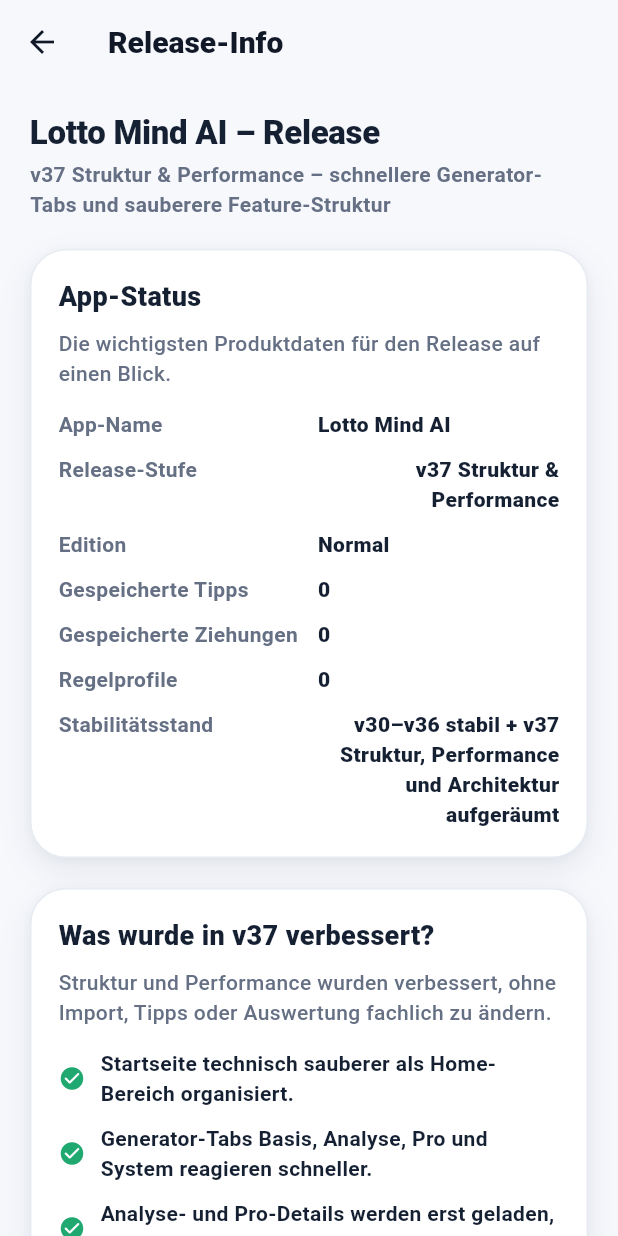
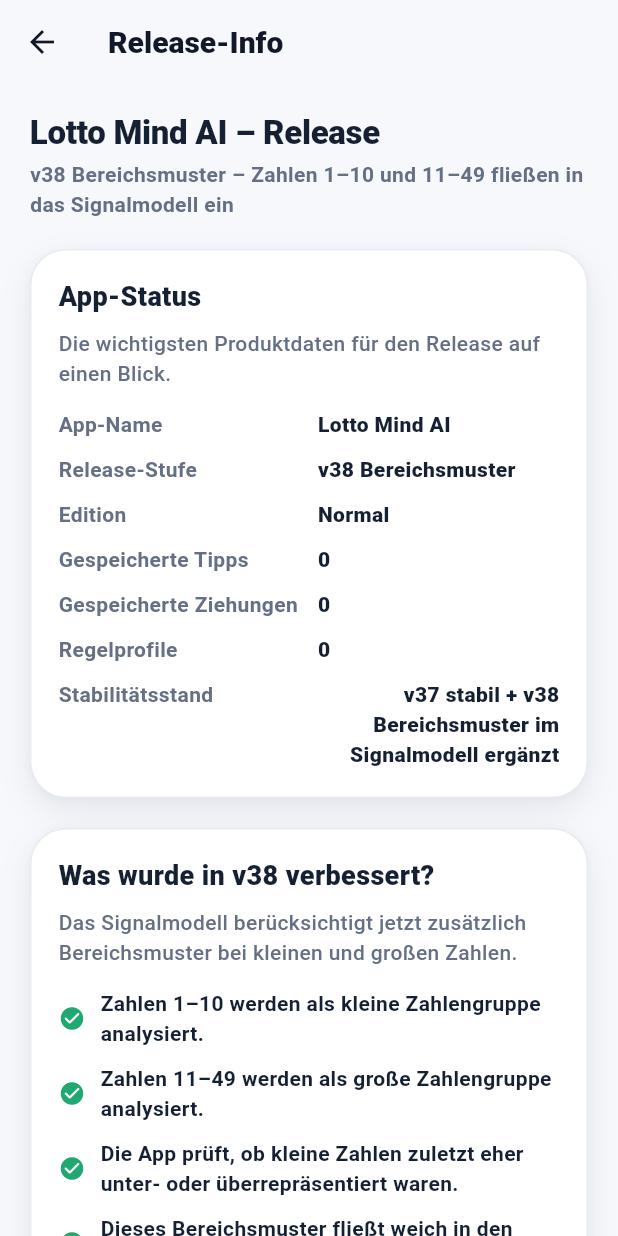
Before and after one commit to genti2004-cmyk/lotto_mind_ai, a Flutter app: the AboutReleaseScreen screen opened directly, on a phone screen of 412 x 824 dp. Run offline on Flutter 3.47's test engine with Material 3 defaults, Android fonts, the phone set to English and light mode, and no system bars; our stand-ins replace file_picker, hive_ce, hive_ce_flutter, pdf, printing, share_plus; accounts and stored records are empty.

Commit message:
Add low high number range signal

```diff
--- a/lib/features/analysis/domain/number_analysis_score.dart
+++ b/lib/features/analysis/domain/number_analysis_score.dart
@@ -7,6 +7,7 @@
     required this.overdueScore,
     required this.intervalScore,
     required this.patternScore,
+    this.rangePatternScore = 0.0,
     required this.hybridScore,
     required this.lastSeenDrawsAgo,
     required this.hitCount,
@@ -20,6 +21,7 @@
   final double overdueScore;
   final double intervalScore;
   final double patternScore;
+  final double rangePatternScore;
   final double hybridScore;
   final int? lastSeenDrawsAgo;
   final int hitCount;
@@ -48,6 +50,7 @@
       MapEntry('Rückstand', overdueScore),
       MapEntry('Intervall', intervalScore),
       MapEntry('Muster', patternScore),
+      MapEntry('Bereichsmuster', rangePatternScore),
     ]..sort((a, b) => b.value.compareTo(a.value));
 
     final best = signals.first;
@@ -56,6 +59,13 @@
   }
 
   String get hybridPercentLabel => '${(hybridScore * 100).round()}%';
+
+  String get rangePatternLabel {
+    if (number <= 10) {
+      return 'kleine Zahlengruppe 1–10';
+    }
+    return 'große Zahlengruppe 11–49';
+  }
 
   String get intervalLabel {
     final average = averageInterval;
@@ -96,6 +106,10 @@
       reasons.add('Muster-/Nachbarschaftssignal');
     }
 
+    if (rangePatternScore >= 0.58) {
+      reasons.add('auffälliges Bereichsmuster $rangePatternLabel');
+    }
+
     if (hybridScore >= 0.60 && reasons.length >= 2) {
       reasons.add('mehrere Signale wirken zusammen');
     }
--- a/lib/features/settings/presentation/about_release_screen.dart
+++ b/lib/features/settings/presentation/about_release_screen.dart
@@ -25,7 +25,7 @@
           children: [
             const SectionTitle(
               title: 'Lotto Mind AI – Release',
-              subtitle: 'v37 Struktur & Performance – schnellere Generator-Tabs und sauberere Feature-Struktur',
+              subtitle: 'v38 Bereichsmuster – Zahlen 1–10 und 11–49 fließen in das Signalmodell ein',
             ),
             const SizedBox(height: 20),
             AppCard(
@@ -39,7 +39,7 @@
                   const SizedBox(height: 14),
                   const _InfoRow(label: 'App-Name', value: 'Lotto Mind AI'),
                   const SizedBox(height: 10),
-                  const _InfoRow(label: 'Release-Stufe', value: 'v37 Struktur & Performance'),
+                  const _InfoRow(label: 'Release-Stufe', value: 'v38 Bereichsmuster'),
                   const SizedBox(height: 10),
                   _InfoRow(label: 'Edition', value: state.edition.label),
                   const SizedBox(height: 10),
@@ -49,7 +49,7 @@
                   const SizedBox(height: 10),
                   _InfoRow(label: 'Regelprofile', value: '${state.ruleProfiles.length}'),
                   const SizedBox(height: 10),
-                  const _InfoRow(label: 'Stabilitätsstand', value: 'v30–v36 stabil + v37 Struktur, Performance und Architektur aufgeräumt'),
+                  const _InfoRow(label: 'Stabilitätsstand', value: 'v37 stabil + v38 Bereichsmuster im Signalmodell ergänzt'),
                 ],
               ),
             ),
@@ -60,20 +60,18 @@
                 crossAxisAlignment: CrossAxisAlignment.start,
                 children: [
                   AppBlockHeader(
-                    title: 'Was wurde in v37 verbessert?',
-                    subtitle: 'Struktur und Performance wurden verbessert, ohne Import, Tipps oder Auswertung fachlich zu ändern.',
+                    title: 'Was wurde in v38 verbessert?',
+                    subtitle: 'Das Signalmodell berücksichtigt jetzt zusätzlich Bereichsmuster bei kleinen und großen Zahlen.',
                   ),
                   SizedBox(height: 14),
-                  _ReleaseLine('Startseite technisch sauberer als Home-Bereich organisiert.'),
-                  _ReleaseLine('Generator-Tabs Basis, Analyse, Pro und System reagieren schneller.'),
-                  _ReleaseLine('Analyse- und Pro-Details werden erst geladen, wenn sie gebraucht werden.'),
-                  _ReleaseLine('Gemeinsame UI-Bausteine wurden nach core/widgets ausgelagert.'),
-                  _ReleaseLine('Datum-, Euro- und Prozentformatierungen wurden unter core/utils zentralisiert.'),
-                  _ReleaseLine('Storage-Keys wurden unter core/storage zentralisiert.'),
-                  _ReleaseLine('Tracking Pro liegt jetzt sauber unter features/tracking.'),
-                  _ReleaseLine('Einstellungen und Produktstufen wurden intern sauberer strukturiert.'),
-                  _ReleaseLine('Unverändert: Import, Superzahl-Erkennung, 8-Wochen-Suche, Generator-Logik, Meine Tipps und Auswertung.'),
-                  _ReleaseLine('Wichtig: v37 ist ein Struktur- und Performance-Update, kein neues Gewinnversprechen.'),
+                  _ReleaseLine('Zahlen 1–10 werden als kleine Zahlengruppe analysiert.'),
+                  _ReleaseLine('Zahlen 11–49 werden als große Zahlengruppe analysiert.'),
+                  _ReleaseLine('Die App prüft, ob kleine Zahlen zuletzt eher unter- oder überrepräsentiert waren.'),
+                  _ReleaseLine('Dieses Bereichsmuster fließt weich in den Hybrid-Score ein.'),
+                  _ReleaseLine('Der Signal-Tipp kann dadurch ausgewogener zwischen kleinen und großen Zahlen wählen.'),
+                  _ReleaseLine('Signal-Erklärungen nennen jetzt auffällige Bereichsmuster, wenn sie relevant sind.'),
+                  _ReleaseLine('Unverändert: Import, Superzahl-Erkennung, 8-Wochen-Suche, Meine Tipps, Tracking Pro und Auswertung.'),
+                  _ReleaseLine('Wichtig: v38 bewertet historische Muster und ist keine sichere Vorhersage.'),
                 ],
               ),
             ),
@@ -97,7 +95,7 @@
                   _ReleaseLine('Store-Texte ohne Gewinnversprechen oder sichere Vorhersage formulieren'),
                   _ReleaseLine('Hinweise zu Mindestalter, verantwortungsvollem Spielen und Anbieter-Abgabe sichtbar halten'),
                   _ReleaseLine('Start-Assistent auf der Startseite prüfen'),
-                  _ReleaseLine('Signal-Tipp auf ausgewogene Bereiche, gerade/ungerade und Wiederholer prüfen'),
+                  _ReleaseLine('Signal-Tipp auf Bereichsmuster 1–10 / 11–49, gerade/ungerade und Wiederholer prüfen'),
                   _ReleaseLine('Erster-Start-Anleitung für neue Nutzer öffnen und prüfen'),
                   _ReleaseLine('Normal / Pro / Premium als vorbereitet kennzeichnen, solange keine echte Paywall aktiv ist'),
                 ],
```
Also changed, not shown: lib/features/analysis/services/number_analysis_service.dart (+64 -4 lines).
